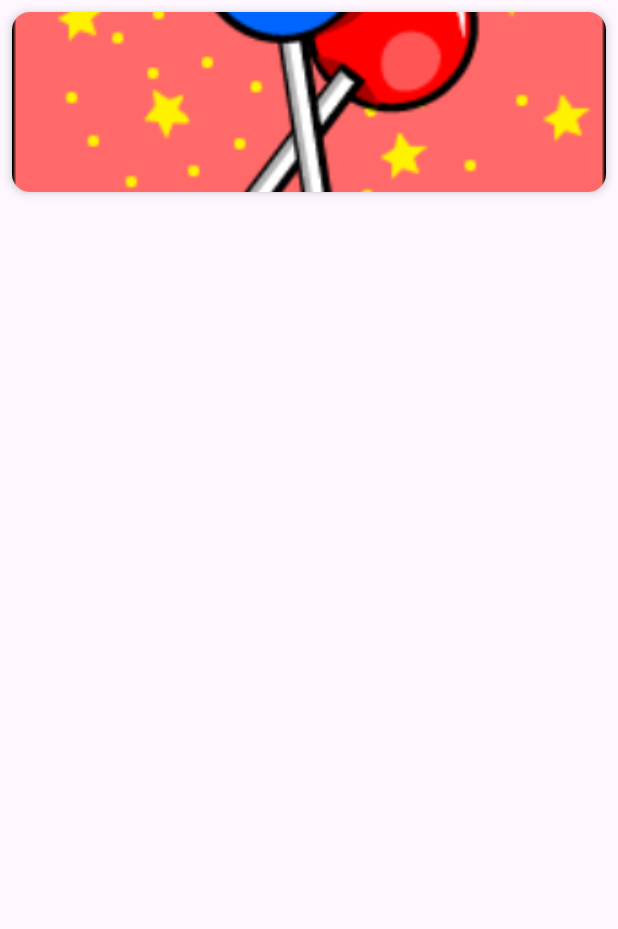
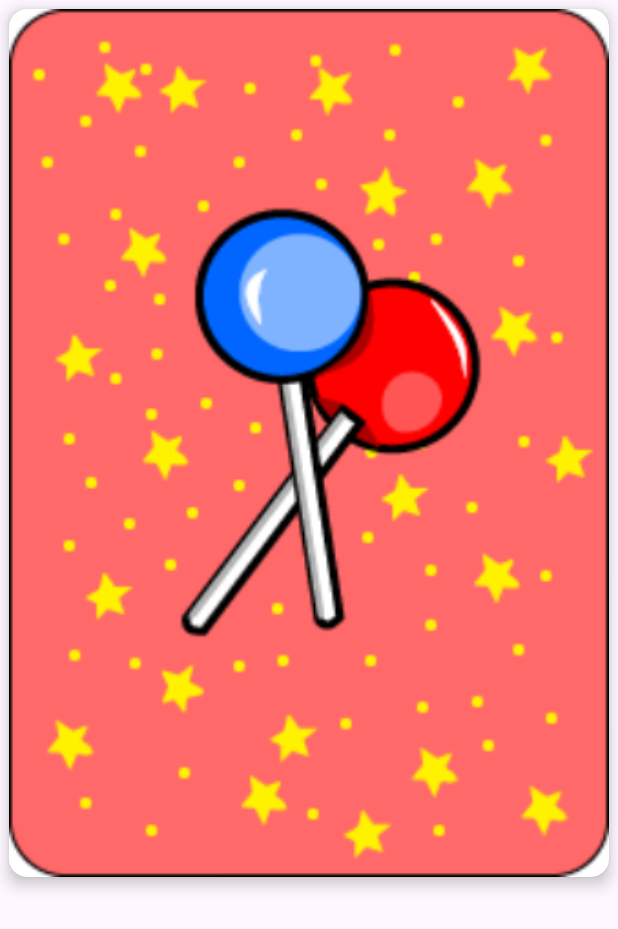
Before and after one commit to BeloeColeno/MemoryGame, an Android app: the layout item_card.xml on its own in the app's theme, with its tools: preview values and no code run, on a phone screen of 412 x 824 dp. Shown: the top 929 px of the screen. Run offline under Robolectric (Android 15) with nearby library versions, the phone set to English and light mode, and no system bars.

Commit message:
Fix card aspect ratio to match original images

```diff
--- a/app/src/main/res/layout/item_card.xml
+++ b/app/src/main/res/layout/item_card.xml
@@ -4,16 +4,17 @@
     xmlns:app="http://schemas.android.com/apk/res-auto"
     android:id="@+id/cardView"
     android:layout_width="match_parent"
-    android:layout_height="120dp"
-    android:layout_margin="8dp"
+    android:layout_height="wrap_content"
+    android:layout_margin="6dp"
     app:cardCornerRadius="12dp"
-    app:cardElevation="4dp">
+    app:cardElevation="6dp">
 
     <ImageView
         android:id="@+id/ivCard"
         android:layout_width="match_parent"
-        android:layout_height="match_parent"
-        android:scaleType="centerCrop"
+        android:layout_height="wrap_content"
+        android:adjustViewBounds="true"
+        android:scaleType="fitCenter"
         android:src="@drawable/cover"
         android:contentDescription="Card" />
 
```
